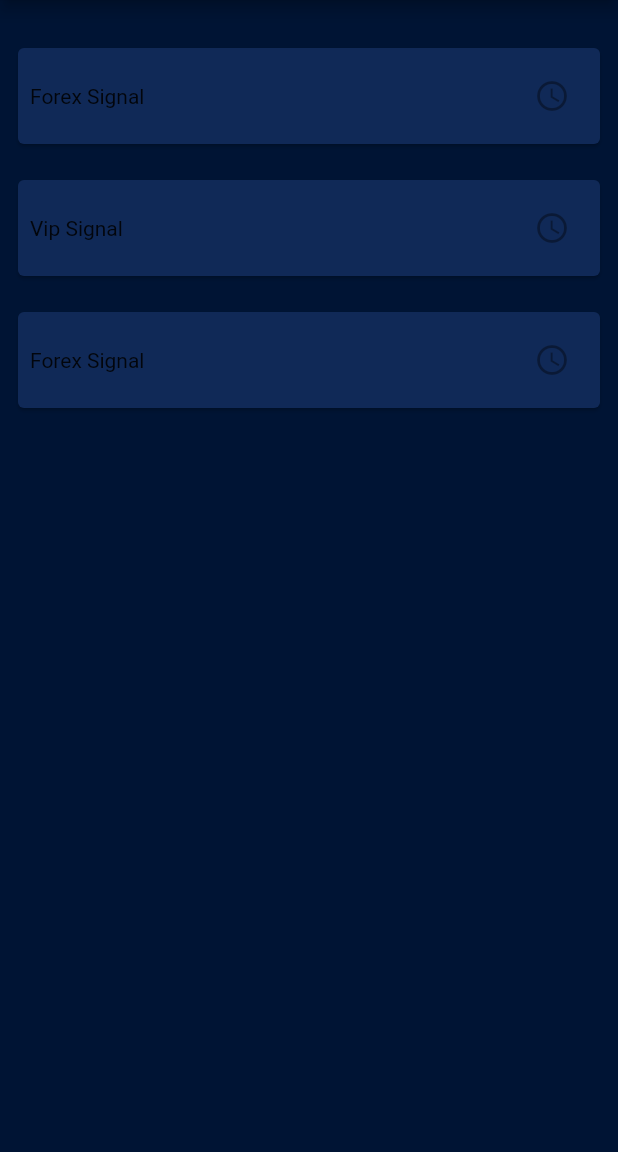
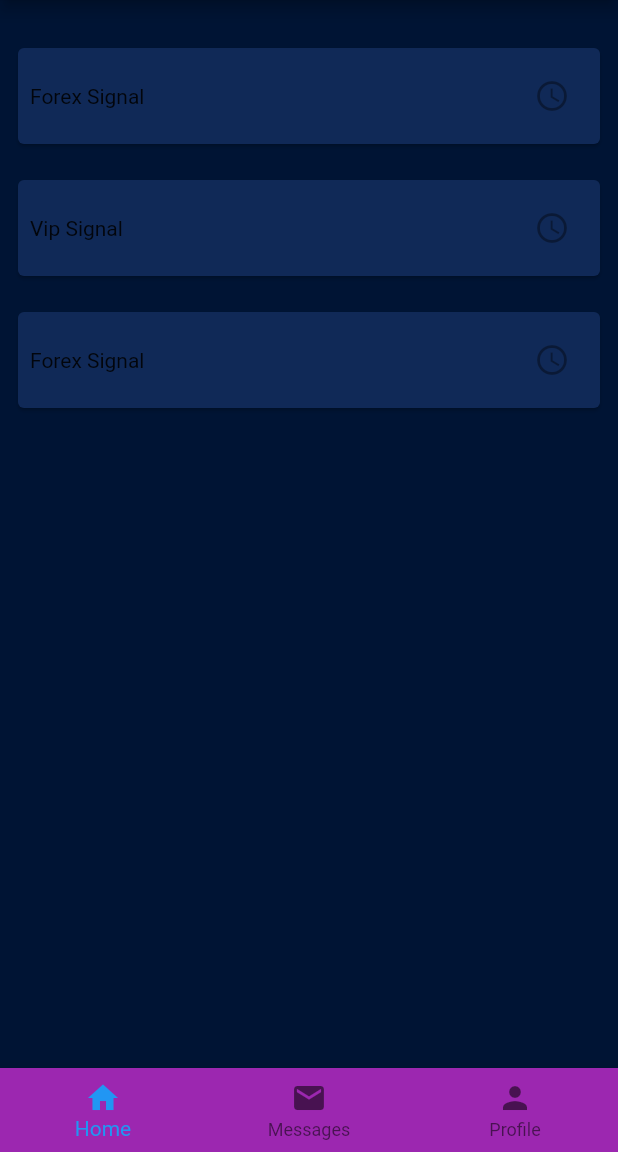
Before and after one commit to Madhav008/royal_trade, a Flutter app: the screen it shows after launch, on a phone screen of 412 x 824 dp, the part 84-1236 px from its top. Run offline on Flutter 3.47's test engine with Material 2 defaults, Android fonts, the light colour scheme and no system bars.

Commit message:
bottom bar added

```diff
--- a/lib/screen/Authentication/signup.dart
+++ b/lib/screen/Authentication/signup.dart
@@ -20,7 +20,7 @@ class _SignUp2State extends State<SignUp2> {
               fit: BoxFit.fill,
             ),
           ),
-          child: Column(
+          child: ListView(
             children: <Widget>[
               Container(
                 padding: EdgeInsets.symmetric(vertical: 20, horizontal: 35),
--- a/lib/screen/home.dart
+++ b/lib/screen/home.dart
@@ -1,6 +1,29 @@
 import 'package:flutter/material.dart';
+import 'package:royaltrade/screen/Authentication/login.dart';
+import 'package:royaltrade/screen/Authentication/signup.dart';
+import 'package:royaltrade/widget/home_widget.dart';
 
-class MyHomePage extends StatelessWidget {
+class MyHomePage extends StatefulWidget {
+  @override
+  _MyHomePageState createState() => _MyHomePageState();
+}
+
+class _MyHomePageState extends State<MyHomePage> {
+  int _pageIndex = 0;
+  PageController _pageController;
+
+  @override
+  void initState() {
+    super.initState();
+    _pageController = PageController(initialPage: _pageIndex);
+  }
+
+  @override
+  void dispose() {
+    _pageController.dispose();
+    super.dispose();
+  }
+
   @override
   Widget build(BuildContext context) {
     return Scaffold(
@@ -10,78 +33,34 @@ class MyHomePage extends StatelessWidget {
         centerTitle: true,
         title: Text("Royal Trade"),
       ),
-      body: SingleChildScrollView(
-        child: Stack(
-          children: [
-            Column(
-              children: [
-                SizedBox(
-                  height: 20,
-                ),
-                Padding(
-                  padding: const EdgeInsets.all(8.0),
-                  child: Card(
-                     color: Color.fromRGBO(16, 41, 87, 1),
-                      child: Row(
-                    mainAxisAlignment: MainAxisAlignment.spaceBetween,
-                    children: [
-                      Padding(
-                        padding: const EdgeInsets.all(8.0),
-                        child: Text("Forex Signal"),
-                      ),
-                      Padding(
-                        padding: const EdgeInsets.all(8.0),
-                        child: IconButton(
-                            icon: Icon(Icons.access_time), onPressed: null),
-                      )
-                    ],
-                  )),
-                ),
-                Padding(
-                  padding: const EdgeInsets.all(8.0),
-                  child: Card(
-                     color: Color.fromRGBO(16, 41, 87, 1),
-                      child: Container(
-                    child: Row(
-                      mainAxisAlignment: MainAxisAlignment.spaceBetween,
-                      children: [
-                        Padding(
-                          padding: const EdgeInsets.all(8.0),
-                          child: Text("Vip Signal"),
-                        ),
-                        Padding(
-                          padding: const EdgeInsets.all(8.0),
-                          child: IconButton(
-                              icon: Icon(Icons.access_time), onPressed: null),
-                        )
-                      ],
-                    ),
-                  )),
-                ),
-                Padding(
-                  padding: const EdgeInsets.all(8.0),
-                  child: Card(
-                     color: Color.fromRGBO(16, 41, 87, 1),
-                      child: Row(
-                    mainAxisAlignment: MainAxisAlignment.spaceBetween,
-                    children: [
-                      Padding(
-                        padding: const EdgeInsets.all(8.0),
-                        child: Text("Forex Signal"),
-                      ),
-                      Padding(
-                        padding: const EdgeInsets.all(8.0),
-                        child: IconButton(
-                            icon: Icon(Icons.access_time), onPressed: null),
-                      )
-                    ],
-                  )),
-                ),
-              ],
-            )
-          ],
-        ),
+      body: PageView(
+        children: [HomeWidget(), Login2(), SignUp2()],
+        onPageChanged: onPageChanged,
+        controller: _pageController,
+      ),
+      bottomNavigationBar: new BottomNavigationBar(
+        backgroundColor: Colors.purple,
+        currentIndex: _pageIndex,
+        onTap: onTabTapped,
+        items: <BottomNavigationBarItem>[
+          BottomNavigationBarItem(icon: Icon(Icons.home), title: Text("Home")),
+          BottomNavigationBarItem(
+              icon: Icon(Icons.mail), title: Text("Messages")),
+          BottomNavigationBarItem(
+              icon: Icon(Icons.person), title: Text("Profile")),
+        ],
       ),
     );
   }
+
+  void onPageChanged(int page) {
+    setState(() {
+      this._pageIndex = page;
+    });
+  }
+
+  void onTabTapped(int index) {
+    this._pageController.animateToPage(index,
+        duration: const Duration(milliseconds: 500), curve: Curves.easeInOut);
+  }
 }
--- /dev/null
+++ b/lib/widget/home_widget.dart
@@ -0,0 +1,81 @@
+import 'package:flutter/material.dart';
+
+class HomeWidget extends StatelessWidget {
+
+  @override
+  Widget build(BuildContext context) {
+    return SingleChildScrollView(
+      child: Stack(
+        children: [
+          Column(
+            children: [
+              SizedBox(
+                height: 20,
+              ),
+              Padding(
+                padding: const EdgeInsets.all(8.0),
+                child: Card(
+                   color: Color.fromRGBO(16, 41, 87, 1),
+                    child: Row(
+                  mainAxisAlignment: MainAxisAlignment.spaceBetween,
+                  children: [
+                    Padding(
+                      padding: const EdgeInsets.all(8.0),
+                      child: Text("Forex Signal"),
+                    ),
+                    Padding(
+                      padding: const EdgeInsets.all(8.0),
+                      child: IconButton(
+                          icon: Icon(Icons.access_time), onPressed: null),
+                    )
+                  ],
+                )),
+              ),
+              Padding(
+                padding: const EdgeInsets.all(8.0),
+                child: Card(
+                   color: Color.fromRGBO(16, 41, 87, 1),
+                    child: Container(
+                  child: Row(
+                    mainAxisAlignment: MainAxisAlignment.spaceBetween,
+                    children: [
+                      Padding(
+                        padding: const EdgeInsets.all(8.0),
+                        child: Text("Vip Signal"),
+                      ),
+                      Padding(
+                        padding: const EdgeInsets.all(8.0),
+                        child: IconButton(
+                            icon: Icon(Icons.access_time), onPressed: null),
+                      )
+                    ],
+                  ),
+                )),
+              ),
+              Padding(
+                padding: const EdgeInsets.all(8.0),
+                child: Card(
+                   color: Color.fromRGBO(16, 41, 87, 1),
+                    child: Row(
+                  mainAxisAlignment: MainAxisAlignment.spaceBetween,
+                  children: [
+                    Padding(
+                      padding: const EdgeInsets.all(8.0),
+                      child: Text("Forex Signal"),
+                    ),
+                    Padding(
+                      padding: const EdgeInsets.all(8.0),
+                      child: IconButton(
+                          icon: Icon(Icons.access_time), onPressed: null),
+                    )
+                  ],
+                )),
+              ),
+
+            ],
+          )
+        ],
+      ),
+    );
+  }
+}
```
